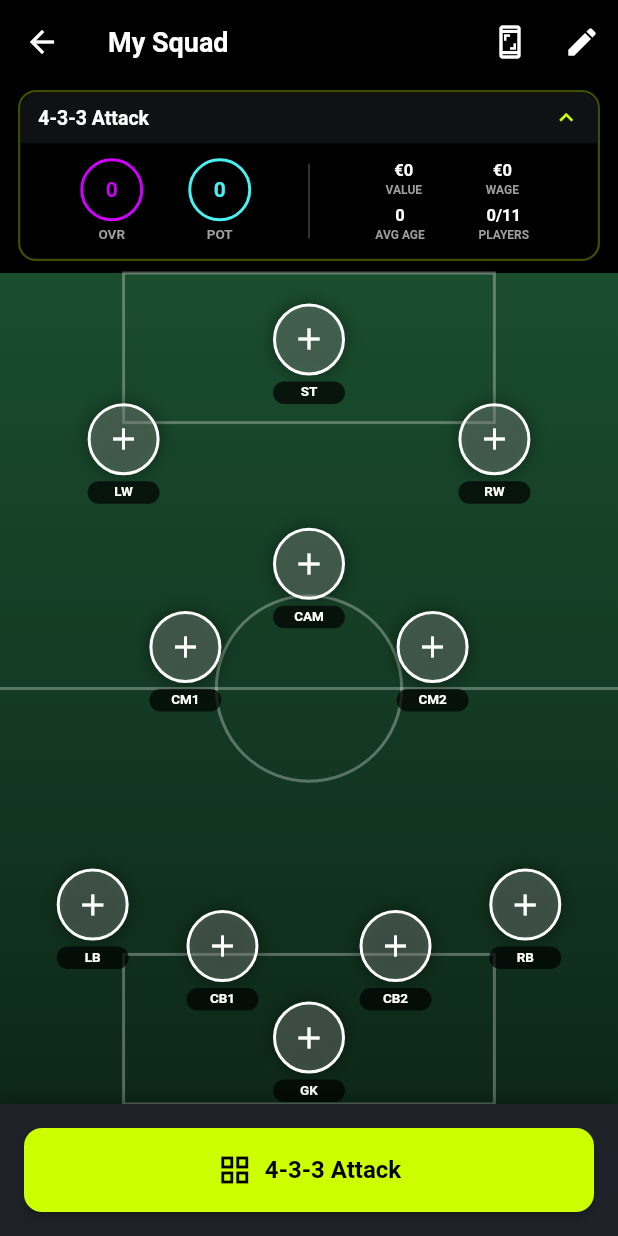
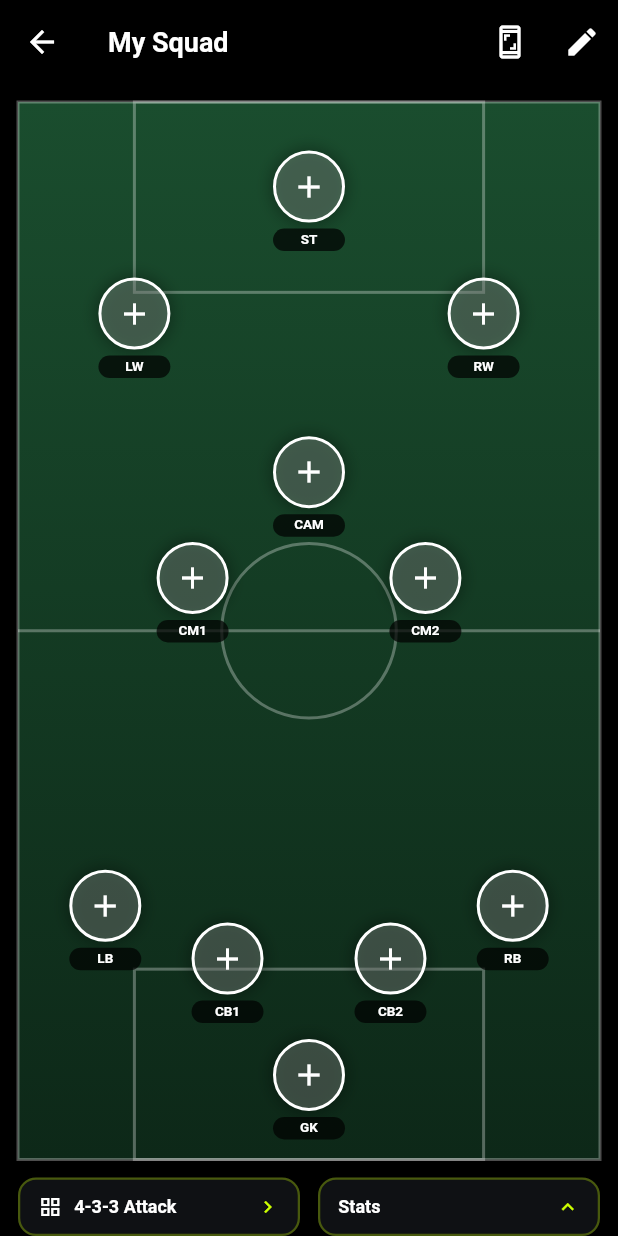
Before and after one commit to Rushil10/FC-24-Stats, a Flutter app: the SquadBuilderScreen screen opened directly, on a phone screen of 412 x 824 dp. Run offline on Flutter 3.47's test engine with Material 3 defaults, Android fonts, the phone set to English and light mode, and no system bars; our stand-ins replace csv, flutter_riverpod, flutter_secure_storage, google_mobile_ads, share_plus, shared_preferences and 1 more; accounts and stored records are empty; network calls fail.

Commit message:
Squad Builder UI Fixes

```diff
--- a/lib/components/FieldPainter.dart
+++ b/lib/components/FieldPainter.dart
@@ -47,6 +47,17 @@ class FieldPainter extends CustomPainter {
       ),
       paint,
     );
+
+    // Field border
+    final borderPaint = Paint()
+      ..color = Colors.white.withOpacity(0.3)
+      ..style = PaintingStyle.stroke
+      ..strokeWidth = 2;
+
+    canvas.drawRect(
+      Rect.fromLTWH(0, 0, size.width, size.height),
+      borderPaint,
+    );
   }
 
   @override
--- a/lib/screens/SquadBuilderScreen.dart
+++ b/lib/screens/SquadBuilderScreen.dart
@@ -32,7 +32,7 @@ class _SquadBuilderScreenState extends State<SquadBuilderScreen> {
   Formation _currentFormation = FormationData.formations[0];
   Map<int, Player> _selectedPlayers = {}; // position index -> Player
   bool _isLoading = false;
-  bool _showStats = true;
+  bool _showStats = false;
   String _squadName = 'My Squad';
   int? _squadId; // Track the squad ID after first save
   bool _hasUnsavedChanges = false; // Track if auto-save has occurred
@@ -427,64 +427,148 @@ class _SquadBuilderScreenState extends State<SquadBuilderScreen> {
                 child: CircularProgressIndicator(color: appColors.posColor))
             : Column(
                 children: [
-                  // Compact Professional Stats Panel
-                  Container(
-                    margin: const EdgeInsets.fromLTRB(12, 4, 12, 8),
+                  const SizedBox(height: 12),
+                  // Football Field
+                  Expanded(
+                    child: Padding(
+                      padding: const EdgeInsets.symmetric(horizontal: 12),
+                      child: RepaintBoundary(
+                        key: _fieldKey,
+                        child: Container(
+                          color: scaffoldColor,
+                          child: FootballField(
+                            formation: _currentFormation,
+                            selectedPlayers: _selectedPlayers,
+                            onPositionTap: _selectPlayer,
+                            onPlayerLongPress: _removePlayer,
+                          ),
+                        ),
+                      ),
+                    ),
+                  ),
+                  const SizedBox(height: 12),
+                  // Formation Box | Stats Box (in same row at bottom)
+                  SafeArea(
+                    top: false,
+                    child: Column(
+                      mainAxisSize: MainAxisSize.min,
+                      children: [
+                        // Row with Formation and Stats buttons
+                        Row(
+                          children: [
+                            // Formation Selector Box
+                            Expanded(
+                              child: InkWell(
+                                onTap: _showFormationPicker,
+                                child: Container(
+                                  margin:
+                                      const EdgeInsets.fromLTRB(12, 0, 6, 0),
+                                  padding: const EdgeInsets.symmetric(
+                                      horizontal: 12, vertical: 10),
                                   decoration: BoxDecoration(
                                     border: Border.all(
-                        color: appColors.posColor.withOpacity(0.3),
+                                      color:
+                                          appColors.posColor.withOpacity(0.3),
                                       width: 1.5,
                                     ),
                                     borderRadius: BorderRadius.circular(12),
-                      color: Colors.transparent,
-                    ),
-                    child: ClipRRect(
-                      borderRadius: BorderRadius.circular(12),
-                      child: Column(
-                        mainAxisSize: MainAxisSize.min,
-                        children: [
-                          // Header - Always visible
-                          InkWell(
-                            onTap: () =>
-                                setState(() => _showStats = !_showStats),
-                            child: Container(
-                              padding: const EdgeInsets.symmetric(
-                                  horizontal: 12, vertical: 8),
-                              decoration: BoxDecoration(
-                                color: appColors.surfaceColor.withOpacity(0.5),
+                                    color:
+                                        appColors.surfaceColor.withOpacity(0.5),
                                   ),
                                   child: Row(
                                     mainAxisAlignment:
                                         MainAxisAlignment.spaceBetween,
                                     children: [
-                                  Text(
+                                      const Icon(
+                                        Icons.grid_view,
+                                        color: Colors.white,
+                                        size: 16,
+                                      ),
+                                      const SizedBox(width: 8),
+                                      Expanded(
+                                        child: Text(
                                           _currentFormation.name,
                                           style: const TextStyle(
                                             color: Colors.white,
-                                      fontSize: 13,
+                                            fontSize: 12,
+                                            fontWeight: FontWeight.bold,
+                                          ),
+                                        ),
+                                      ),
+                                      Icon(
+                                        Icons.chevron_right,
+                                        color: appColors.posColor,
+                                        size: 16,
+                                      ),
+                                    ],
+                                  ),
+                                ),
+                              ),
+                            ),
+                            // Stats Toggle Button
+                            Expanded(
+                              child: InkWell(
+                                onTap: () =>
+                                    setState(() => _showStats = !_showStats),
+                                child: Container(
+                                  margin:
+                                      const EdgeInsets.fromLTRB(6, 0, 12, 0),
+                                  padding: const EdgeInsets.symmetric(
+                                      horizontal: 12, vertical: 10),
+                                  decoration: BoxDecoration(
+                                    border: Border.all(
+                                      color:
+                                          appColors.posColor.withOpacity(0.3),
+                                      width: 1.5,
+                                    ),
+                                    borderRadius: BorderRadius.circular(12),
+                                    color:
+                                        appColors.surfaceColor.withOpacity(0.5),
+                                  ),
+                                  child: Row(
+                                    mainAxisAlignment:
+                                        MainAxisAlignment.spaceBetween,
+                                    children: [
+                                      const Text(
+                                        'Stats',
+                                        style: TextStyle(
+                                          color: Colors.white,
+                                          fontSize: 12,
                                           fontWeight: FontWeight.bold,
                                         ),
                                       ),
                                       Icon(
                                         _showStats
-                                        ? Icons.keyboard_arrow_up
-                                        : Icons.keyboard_arrow_down,
+                                            ? Icons.keyboard_arrow_down
+                                            : Icons.keyboard_arrow_up,
                                         color: appColors.posColor,
-                                    size: 18,
+                                        size: 16,
                                       ),
                                     ],
                                   ),
                                 ),
                               ),
-                          // Animated Stats Content
+                            ),
+                          ],
+                        ),
+                        // Expanded Stats Panel (full width, appears below)
                         AnimatedSize(
                           duration: const Duration(milliseconds: 200),
                           curve: Curves.easeInOut,
                           child: _showStats
                               ? Container(
-                                    padding: const EdgeInsets.all(10),
-                                    decoration: const BoxDecoration(
-                                      color: Colors.transparent,
+                                  margin:
+                                      const EdgeInsets.fromLTRB(12, 8, 12, 8),
+                                  padding: const EdgeInsets.all(12),
+                                  decoration: BoxDecoration(
+                                    border: Border.all(
+                                      color:
+                                          appColors.posColor.withOpacity(0.3),
+                                      width: 1.5,
+                                    ),
+                                    borderRadius: BorderRadius.circular(12),
+                                    color:
+                                        appColors.surfaceColor.withOpacity(0.5),
                                   ),
                                   child: Row(
                                     children: [
@@ -501,8 +585,7 @@ class _SquadBuilderScreenState extends State<SquadBuilderScreen> {
                                             ),
                                             _buildMiniStatCircle(
                                               'POT',
-                                                stats['avgPotential']
-                                                    .toString(),
+                                              stats['avgPotential'].toString(),
                                               appColors.clubNameColor,
                                             ),
                                           ],
@@ -524,8 +607,7 @@ class _SquadBuilderScreenState extends State<SquadBuilderScreen> {
                                             // Row 1: Value & Wage
                                             Row(
                                               mainAxisAlignment:
-                                                    MainAxisAlignment
-                                                        .spaceEvenly,
+                                                  MainAxisAlignment.spaceEvenly,
                                               children: [
                                                 _buildTinyStatItem(
                                                   'VALUE',
@@ -543,8 +625,7 @@ class _SquadBuilderScreenState extends State<SquadBuilderScreen> {
                                             // Row 2: Ages & Players
                                             Row(
                                               mainAxisAlignment:
-                                                    MainAxisAlignment
-                                                        .spaceEvenly,
+                                                  MainAxisAlignment.spaceEvenly,
                                               children: [
                                                 _buildTinyStatItem(
                                                   'AVG AGE',
@@ -567,62 +648,6 @@ class _SquadBuilderScreenState extends State<SquadBuilderScreen> {
                       ],
                     ),
                   ),
-                  ),
-                  // Football Field
-                  Expanded(
-                    child: RepaintBoundary(
-                      key: _fieldKey,
-                      child: Container(
-                        color: scaffoldColor,
-                        child: FootballField(
-                          formation: _currentFormation,
-                          selectedPlayers: _selectedPlayers,
-                          onPositionTap: _selectPlayer,
-                          onPlayerLongPress: _removePlayer,
-                        ),
-                      ),
-                    ),
-                  ),
-                  // Formation Button with SafeArea
-                  Container(
-                    padding: const EdgeInsets.all(16),
-                    decoration: BoxDecoration(
-                      color: appColors.surfaceColor,
-                      boxShadow: [
-                        BoxShadow(
-                          color: Colors.black.withOpacity(0.3),
-                          blurRadius: 10,
-                          offset: const Offset(0, -2),
-                        ),
-                      ],
-                    ),
-                    child: SafeArea(
-                      top: false,
-                      child: SizedBox(
-                        width: double.infinity,
-                        child: ElevatedButton.icon(
-                          onPressed: _showFormationPicker,
-                          icon:
-                              const Icon(Icons.grid_view, color: Colors.black),
-                          label: Text(
-                            _currentFormation.name,
-                            style: const TextStyle(
-                              color: Colors.black,
-                              fontWeight: FontWeight.bold,
-                              fontSize: 16,
-                            ),
-                          ),
-                          style: ElevatedButton.styleFrom(
-                            backgroundColor: appColors.posColor,
-                            padding: const EdgeInsets.symmetric(vertical: 16),
-                            shape: RoundedRectangleBorder(
-                              borderRadius: BorderRadius.circular(12),
-                            ),
-                          ),
-                        ),
-                      ),
-                    ),
-                  ),
                 ],
               ),
       ), // Close Scaffold
```
Lines whose indentation alone changed are shown as unchanged.
